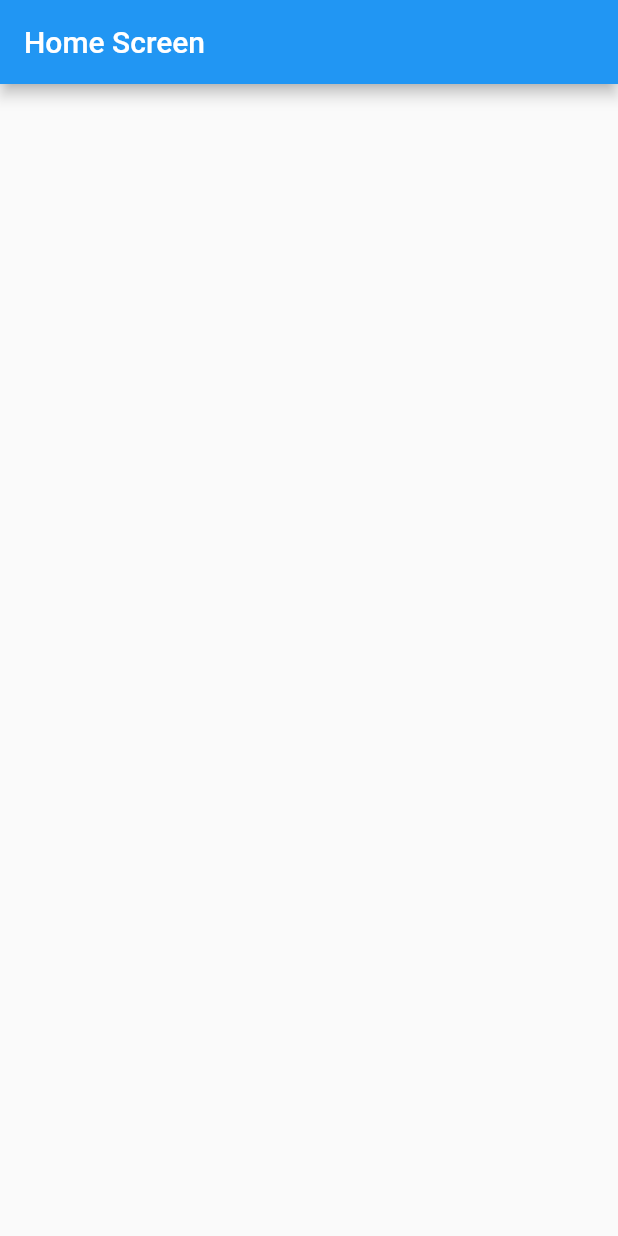
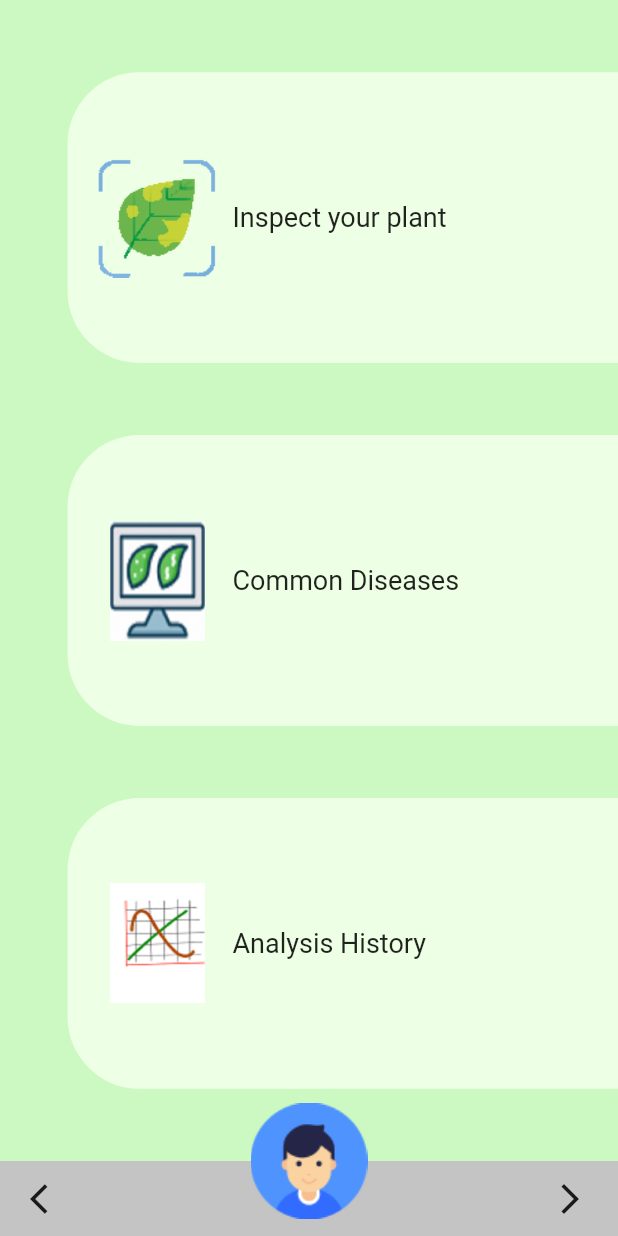
Before and after one commit to Meshkat-Shadik/AgroDoc, a Flutter app: the screen it shows after launch, on a phone screen of 412 x 824 dp. Run offline on Flutter 3.47's test engine with Material 2 defaults, Android fonts, the light colour scheme and no system bars; our stand-ins replace google_fonts; Roboto replaces fonts that are missing (Lemonada).

Commit message:
landing page ui

```diff
--- a/lib/presentation/constants.dart
+++ b/lib/presentation/constants.dart
@@ -1,3 +1,5 @@
 import 'dart:ui';
 
 const primaryBgColor = Color(0xffCCF9C1);
+const bottomNavBgColor = Color(0xffc4c4c4);
+const containerBgColor = Color(0xffEDFFE4);
--- a/lib/presentation/screens/home_screen.dart
+++ b/lib/presentation/screens/home_screen.dart
@@ -1,4 +1,6 @@
+import 'package:agro_doc/presentation/constants.dart';
 import 'package:flutter/material.dart';
+import 'package:google_fonts/google_fonts.dart';
 
 class HomeScreen extends StatelessWidget {
   const HomeScreen({Key? key}) : super(key: key);
@@ -6,9 +8,107 @@ class HomeScreen extends StatelessWidget {
   @override
   Widget build(BuildContext context) {
     return Scaffold(
-      appBar: AppBar(
-        title: Text('Home Screen'),
+      backgroundColor: primaryBgColor,
+      bottomNavigationBar: Stack(
+        alignment: Alignment.center,
+        clipBehavior: Clip.none,
+        children: [
+          Container(
+            color: bottomNavBgColor,
+            height: 50,
+            padding: EdgeInsets.symmetric(horizontal: 20),
+            child: Row(
+              mainAxisAlignment: MainAxisAlignment.spaceBetween,
+              children: [
+                Icon(Icons.arrow_back_ios),
+                Icon(Icons.arrow_forward_ios),
+              ],
+            ),
+          ),
+          Positioned(
+            top: -40,
+            child: CircleAvatar(
+              radius: 40,
+              backgroundColor: Colors.transparent,
+              child: Image.asset(
+                "assets/images/user.png",
+                fit: BoxFit.fill,
+              ),
+            ),
+          ),
+        ],
+      ),
+      body: Column(
+        mainAxisAlignment: MainAxisAlignment.spaceEvenly,
+        children: [
+          ContainerWidget(
+            imgUrl: "assets/images/leafIcon.png",
+            title: "Inspect your plant",
+            height: 80,
+            width: 80,
+          ),
+          ContainerWidget(
+            imgUrl: "assets/images/pcimg.png",
+            title: "Common Diseases",
+            height: 80,
+            width: 80,
+          ),
+          ContainerWidget(
+            imgUrl: "assets/images/chart.png",
+            title: "Analysis History",
+            height: 80,
+            width: 80,
+          ),
+        ],
       ),
     );
   }
 }
+
+class ContainerWidget extends StatelessWidget {
+  const ContainerWidget({this.imgUrl, this.title, this.height, this.width});
+
+  final String? imgUrl, title;
+  final double? height, width;
+
+  @override
+  Widget build(BuildContext context) {
+    Size size = MediaQuery.of(context).size;
+    return Container(
+      margin: EdgeInsets.only(left: 45),
+      child: Row(
+        children: [
+          Expanded(
+            child: Container(
+              height: size.height / 4.25,
+              decoration: BoxDecoration(
+                  color: containerBgColor,
+                  borderRadius: BorderRadius.only(
+                    topLeft: Radius.circular(48),
+                    bottomLeft: Radius.circular(48),
+                  )),
+              child: Row(
+                children: [
+                  SizedBox(width: 20),
+                  Container(
+                    height: height ?? 122,
+                    width: width ?? 122,
+                    child: Image.asset(
+                      imgUrl ?? "",
+                      fit: BoxFit.contain,
+                    ),
+                  ),
+                  SizedBox(width: 10),
+                  Text(
+                    title ?? "",
+                    style: GoogleFonts.lemonada(fontSize: 18),
+                  ),
+                ],
+              ),
+            ),
+          ),
+        ],
+      ),
+    );
+  }
+}
```
Also changed, not shown: assets/images/chart.png (added), assets/images/leafIcon.png (added), assets/images/pcimg.png (added), assets/images/user.png (added).
